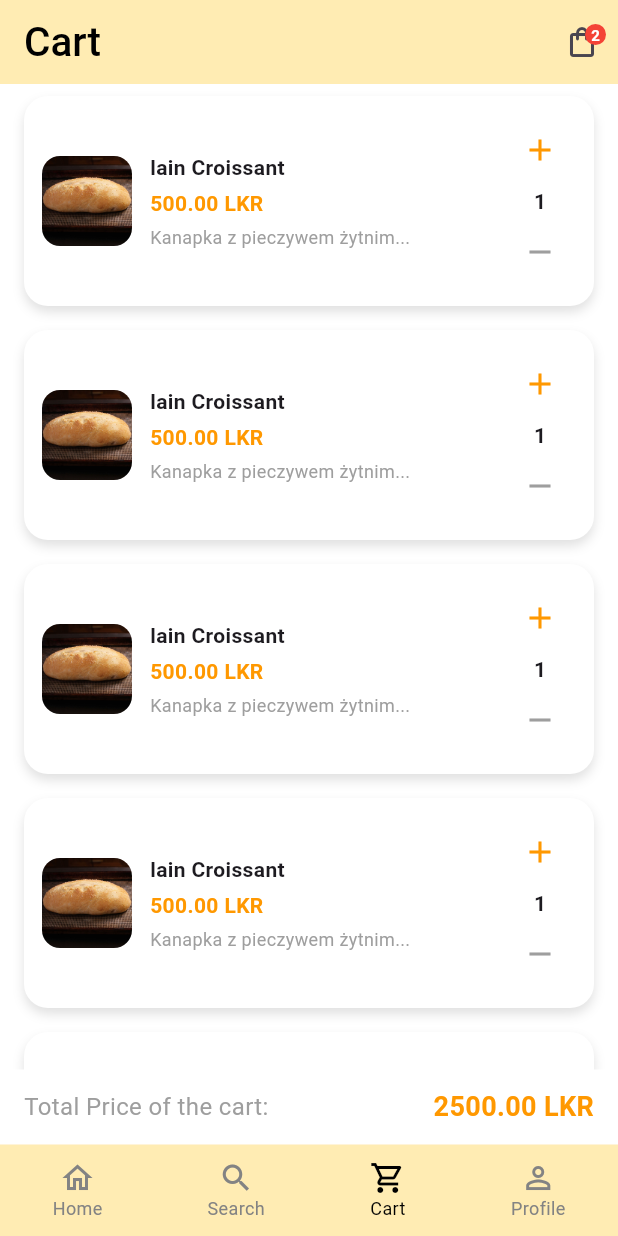
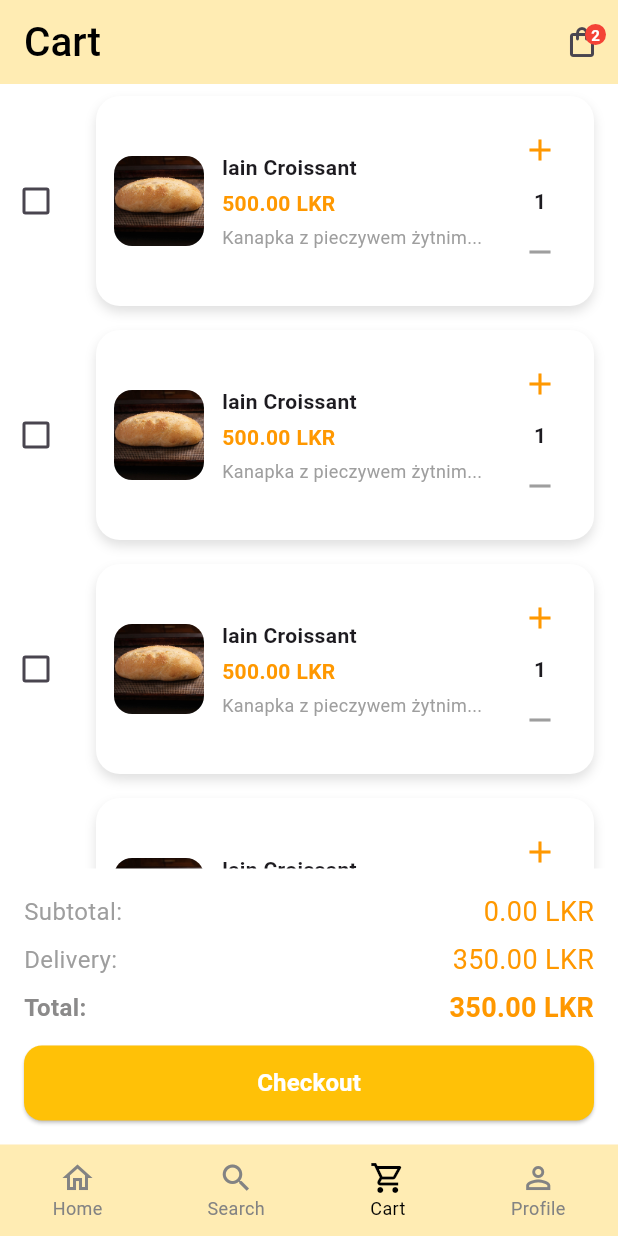
Before and after one commit to Sachith-AB/Bus-Booking-System, a Flutter app: the CartPage screen opened by its route, on a phone screen of 412 x 824 dp. Run offline on Flutter 3.47's test engine with Material 3 defaults, Android fonts, the phone set to English and light mode, and no system bars; our stand-ins replace cloud_firestore, firebase_auth, firebase_core, get, image_picker, shared_preferences; accounts and stored records are empty.

Commit message:
add auto update subtotal button and total button

```diff
--- a/lib/src/app/views/user/Cart/cart_screen.dart
+++ b/lib/src/app/views/user/Cart/cart_screen.dart
@@ -1,3 +1,4 @@
+import 'package:bus_booking/src/app/components/primary_button.dart';
 import 'package:bus_booking/src/app/views/user/Cart/components/item_card.dart';
 import 'package:bus_booking/src/utils/constant.dart';
 import 'package:flutter/material.dart';
@@ -15,11 +16,16 @@ class CartPage extends StatefulWidget {
 }
 
 class _CartPageState extends State<CartPage> {
+
+
+
   // to calculate the total price of items in the cart
   double _calculateTotal() {
     double total = 0;
     for (int i = 0; i < cartItems.length; i++) {
+      if (selectedItems[i] == true) {
         total += cartItems[i].price * (quantities[i] ?? 1);
+      }
     }
     return total;
   }
@@ -74,12 +80,18 @@ class _CartPageState extends State<CartPage> {
   ];
 
   final Map<int, int> quantities = {};
+  final Map<int, bool> selectedItems = {};
+  final double deliveryFee = 350.0;
+
+
+
 
   @override
   void initState() {
     super.initState();
     for (int i = 0; i < cartItems.length; i++) {
       quantities[i] = 1;
+      selectedItems[i] = false;
     }
   }
 
@@ -96,6 +108,10 @@ class _CartPageState extends State<CartPage> {
       }
     });
   }
+  double _calculateGrandTotal() {
+    return _calculateTotal() + deliveryFee;
+  }
+
 @override
 Widget build(BuildContext context) {
   return MainScaffold(
@@ -117,31 +133,80 @@ Widget build(BuildContext context) {
                 final product = cartItems[index];
                 final qty = quantities[index] ?? 1;
 
-                return CartItemCard(
+                return Row(
+                  children: [
+                    Checkbox(
+                      value: selectedItems[index] ?? false,
+                      activeColor: KColors.appPrimary,
+                      onChanged: (value) {
+                        setState(() {
+                          selectedItems[index] = value!;
+                        });
+                      },
+                    ),
+                    Expanded(
+                      child: CartItemCard(
                         product: product,
                         quantity: qty,
                         onAdd: () => _increaseQty(index),
                         onRemove: () => _decreaseQty(index),
+                      ),
+                    ),
+                  ],
                 );
+
               },
             ),
           ),
           Container(
-            padding: const EdgeInsets.symmetric(horizontal: 16, vertical: 12),
+            padding: const EdgeInsets.all(16),
             color: Colors.white,
-            child: Row(
+            child: Column(
+              crossAxisAlignment: CrossAxisAlignment.stretch,
+              children: [
+                Row(
                   mainAxisAlignment: MainAxisAlignment.spaceBetween,
                   children: [
                     const Text(
-                  'Total Price of the cart:',
-                  style: TextStyle(
-                    fontSize: 16,
-                    fontWeight: FontWeight.w400,
-                    color: Colors.grey,
-                  ),
+                      'Subtotal:',
+                      style: TextStyle(fontSize: 16, color: Colors.grey),
                     ),
                     Text(
                       '${_calculateTotal().toStringAsFixed(2)} LKR',
+                      style: const TextStyle(
+                        fontSize: 18,
+                        color: Colors.orange,
+                      ),
+                    ),
+                  ],
+                ),
+                const SizedBox(height: 6),
+                Row(
+                  mainAxisAlignment: MainAxisAlignment.spaceBetween,
+                  children: [
+                    const Text(
+                      'Delivery:',
+                      style: TextStyle(fontSize: 16, color: Colors.grey),
+                    ),
+                    Text(
+                      '${deliveryFee.toStringAsFixed(2)} LKR',
+                      style: const TextStyle(
+                        fontSize: 18,
+                        color: Colors.orange,
+                      ),
+                    ),
+                  ],
+                ),
+                const SizedBox(height: 6),
+                Row(
+                  mainAxisAlignment: MainAxisAlignment.spaceBetween,
+                  children: [
+                    const Text(
+                      'Total:',
+                      style: TextStyle(fontSize: 16,fontWeight: FontWeight.bold, color: Color.fromARGB(255, 139, 138, 138)),
+                    ),
+                    Text(
+                      '${_calculateGrandTotal().toStringAsFixed(2)} LKR',
                       style: const TextStyle(
                         fontSize: 18,
                         fontWeight: FontWeight.bold,
@@ -150,7 +215,19 @@ Widget build(BuildContext context) {
                     ),
                   ],
                 ),
+                const SizedBox(height: 12),
+                PrimaryButton(
+                  label: 'Checkout',
+
+                  onPressed: () {
+                    // Handle checkout for selected items
+                  },
+
                 ),
+              ],
+            ),
+          ),
+
         ],
       ),
     ),
```
Also changed, not shown: 4 other files. Lines whose indentation alone changed are shown as unchanged.
